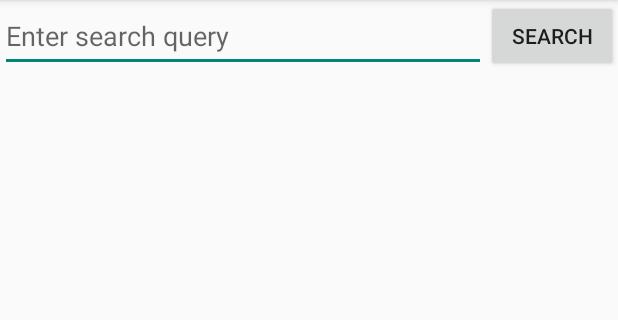
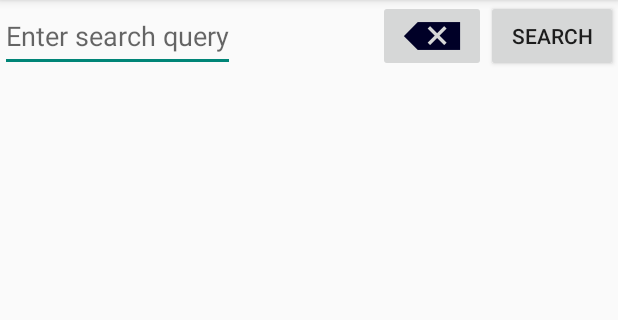
Before and after one commit to aaronucsd/GridImageSearch, an Android app: the screen it shows after launch (SearchActivity), after a tap on "SEARCH", on a phone screen of 412 x 824 dp, the part 84-404 px from its top. Run offline under Robolectric (Android 15) with nearby library versions, the phone set to English and light mode, and no system bars; our stand-ins replace Picasso; libraries missing offline, so code that uses them is left out: com.loopj.android; pictures from the network do not load; 2 statements that could not run were skipped.

Commit message:
add reset button
add reset button and updated licecap screenshot

```diff
--- a/app/src/main/java/com/codepath/gridimagesearch/activities/SearchActivity.java
+++ b/app/src/main/java/com/codepath/gridimagesearch/activities/SearchActivity.java
@@ -12,6 +12,7 @@ import android.widget.AdapterView;
 import android.widget.Button;
 import android.widget.EditText;
 import android.widget.GridView;
+import android.widget.ImageButton;
 
 import com.codepath.gridimagesearch.R;
 import com.codepath.gridimagesearch.adapters.ImageResultsAdapter;
@@ -76,6 +77,18 @@ public class SearchActivity extends ActionBarActivity implements SettingsFragmen
         btnSave.setOnClickListener(new View.OnClickListener() {
             @Override
             public void onClick(View v) {
+                aImageResults.clear();
+                onImageSearch(0);//init for first page load
+            }
+        });
+
+        //onclick for the reset button
+        ImageButton ibReset = (ImageButton) findViewById(R.id.ibReset);
+        ibReset.setOnClickListener(new View.OnClickListener() {
+            @Override
+            public void onClick(View v) {
+                //reset the query text input
+                etQuery.setText("");
                 aImageResults.clear();
                 onImageSearch(0);//init for first page load
             }
--- a/app/src/main/res/layout/activity_search.xml
+++ b/app/src/main/res/layout/activity_search.xml
@@ -12,10 +12,10 @@
         android:layout_alignParentTop="true"
         android:layout_alignParentLeft="true"
         android:layout_alignParentStart="true"
-        android:layout_toLeftOf="@+id/btnSearch"
-        android:layout_toStartOf="@+id/btnSearch"
+        android:layout_toStartOf="@+id/imageButton"
         android:layout_alignBottom="@+id/btnSearch"
-        android:hint="@string/search_prompt" />
+        android:hint="@string/search_prompt"
+        android:layout_toLeftOf="@+id/imageButton" />
 
 
     <Button
@@ -39,4 +39,13 @@
         android:layout_alignParentRight="true"
         android:layout_alignParentEnd="true" />
 
+    <ImageButton
+        android:layout_width="wrap_content"
+        android:layout_height="wrap_content"
+        android:id="@+id/ibReset"
+        android:src="@drawable/ic_reset"
+        android:layout_above="@+id/gvResults"
+        android:layout_toLeftOf="@+id/btnSearch"
+        android:layout_toStartOf="@+id/btnSearch" />
+
 </RelativeLayout>
```
Also changed, not shown: app/src/main/ic_launcher-web.png (added), app/src/main/ic_reset-web.png (added), app/src/main/res/drawable-hdpi/ic_launcher.png, app/src/main/res/drawable-hdpi/ic_reset.png (added), app/src/main/res/drawable-mdpi/ic_launcher.png, app/src/main/res/drawable-mdpi/ic_reset.png (added), app/src/main/res/drawable-xhdpi/ic_launcher.png, app/src/main/res/drawable-xhdpi/ic_reset.png (added), app/src/main/res/drawable-xxhdpi/ic_launcher.png, app/src/main/res/drawable-xxhdpi/ic_reset.png (added).
